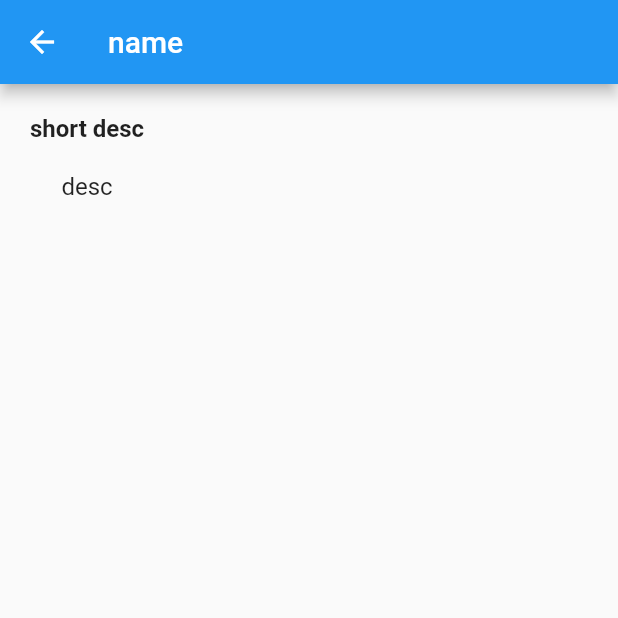
After one commit to bluefire99dev/love_tips, a Flutter app: the DetailPage screen opened directly, on a phone screen of 412 x 824 dp, the top half of it. The commit adds this screen. Run offline on Flutter 3.47's test engine with Material 2 defaults, Android fonts, the phone set to English and light mode, and no system bars.

Commit message:
9th button's detail page design

```diff
--- /dev/null
+++ b/lib/pages/details_page.dart
@@ -0,0 +1,31 @@
+import 'package:flutter/material.dart';
+
+class DetailPage extends StatelessWidget {
+  const DetailPage({Key? key}) : super(key: key);
+
+  @override
+  Widget build(BuildContext context) {
+    return Scaffold(
+      appBar: AppBar(
+        title: Text("name"),
+      ),
+      body: SingleChildScrollView(
+        padding: const EdgeInsets.all(20.0),
+        child: Column(
+          children: [
+            Text(
+              "short desc",
+              style: const TextStyle(fontWeight: FontWeight.bold, fontSize: 16),
+            ),
+            const SizedBox(height: 20),
+            Text(
+              "desc",
+              style:
+                  const TextStyle(fontSize: 16, fontWeight: FontWeight.normal),
+            ),
+          ],
+        ),
+      ),
+    );
+  }
+}
--- a/lib/widgets/my_button.dart
+++ b/lib/widgets/my_button.dart
@@ -14,6 +14,7 @@ class MyButton extends StatelessWidget {
 
   @override
   Widget build(BuildContext context) {
+    //heading
     if (item1.id == 0) {
       return Text(
         item1.name!,
```
